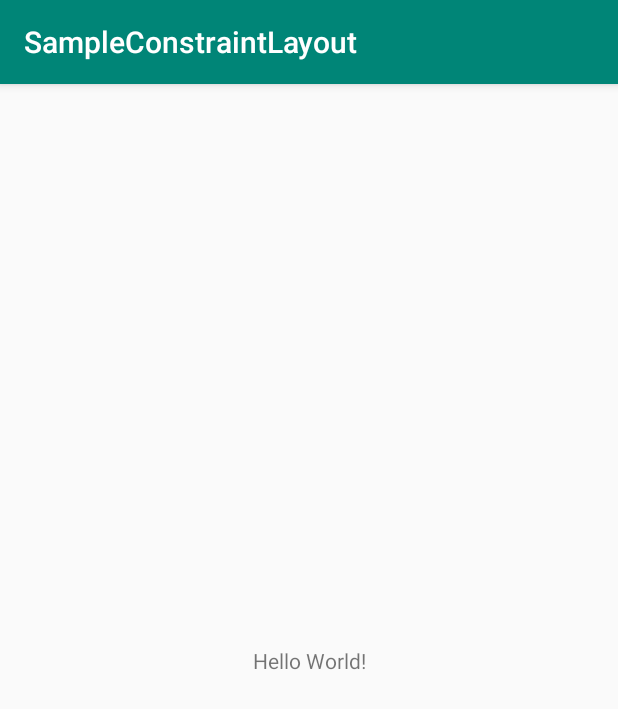
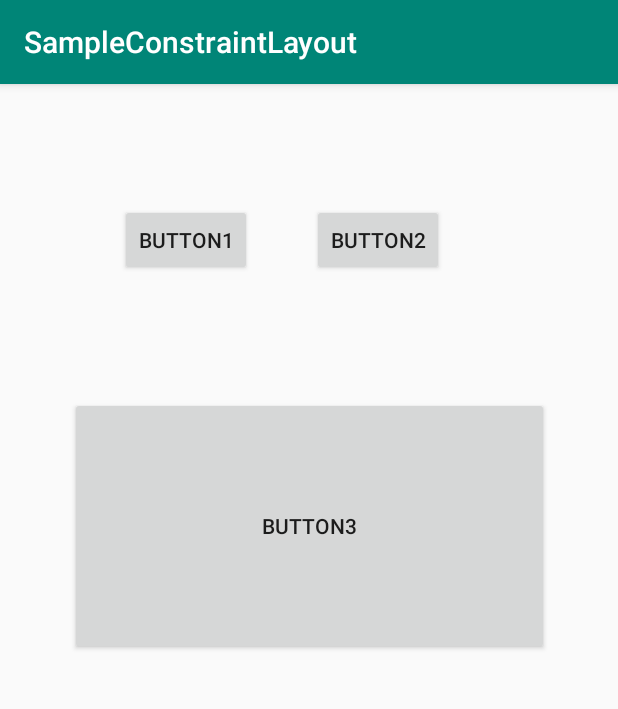
Before and after one commit to Barleyfield/Language_Practice, an Android app: the screen it shows after launch (MainActivity), on a phone screen of 412 x 824 dp. Shown: the top 709 px of the screen. Run offline under Robolectric (Android 15) with nearby library versions, the phone set to English and light mode, and no system bars.

Commit message:
Uploaded Android Study (Pr190904) 190909
Uploaded Android Study (Pr190904) 190909

```diff
--- a/Android/Pr190904/SampleConstraintLayout/app/src/main/res/layout/activity_main.xml
+++ b/Android/Pr190904/SampleConstraintLayout/app/src/main/res/layout/activity_main.xml
@@ -6,13 +6,36 @@
     android:layout_height="match_parent"
     tools:context=".MainActivity">
 
-    <TextView
+    <Button
+        android:id="@+id/button"
         android:layout_width="wrap_content"
         android:layout_height="wrap_content"
-        android:text="Hello World!"
-        app:layout_constraintBottom_toBottomOf="parent"
-        app:layout_constraintLeft_toLeftOf="parent"
-        app:layout_constraintRight_toRightOf="parent"
+        android:layout_marginStart="80dp"
+        android:layout_marginLeft="80dp"
+        android:layout_marginTop="80dp"
+        android:text="Button1"
+        app:layout_constraintStart_toStartOf="parent"
         app:layout_constraintTop_toTopOf="parent" />
 
+    <Button
+        android:id="@+id/button2"
+        android:layout_width="wrap_content"
+        android:layout_height="wrap_content"
+        android:layout_marginStart="40dp"
+        android:layout_marginLeft="40dp"
+        android:layout_marginTop="80dp"
+        android:text="Button2"
+        app:layout_constraintStart_toEndOf="@+id/button"
+        app:layout_constraintTop_toTopOf="parent" />
+
+    <Button
+        android:id="@+id/button3"
+        android:layout_width="319dp"
+        android:layout_height="172dp"
+        android:text="Button3"
+        app:layout_constraintBottom_toBottomOf="parent"
+        app:layout_constraintEnd_toEndOf="parent"
+        app:layout_constraintStart_toStartOf="parent"
+        app:layout_constraintTop_toTopOf="parent"
+        app:layout_constraintVertical_bias="0.35000002" />
 </androidx.constraintlayout.widget.ConstraintLayout>
```
Also changed, not shown: Android/Pr190904/SampleConstraintLayout/app/src/main/res/layout/activity_menu.xml (added, +48 -0 lines), 1 other file.
